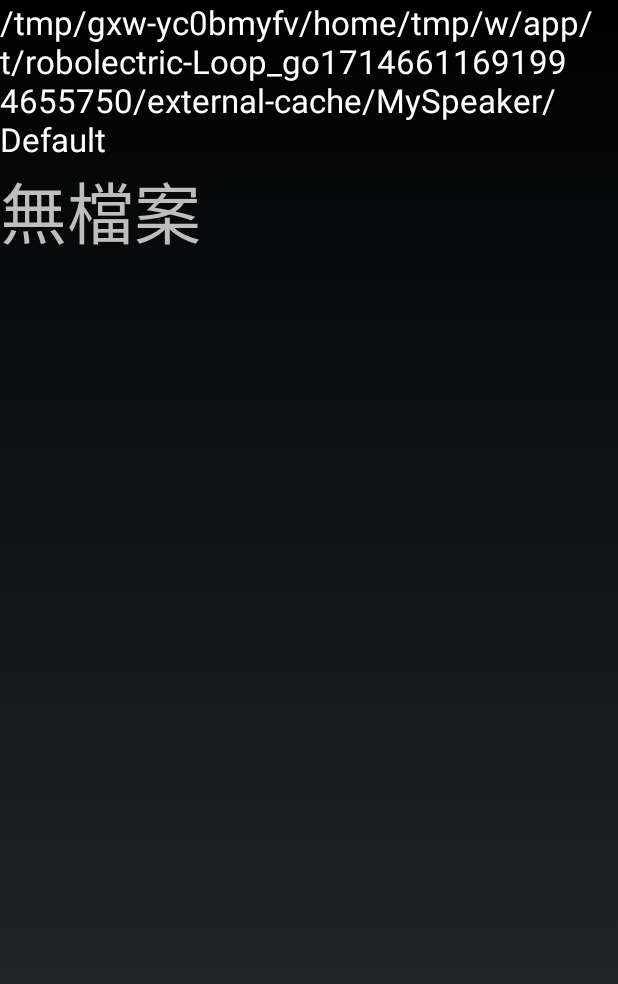
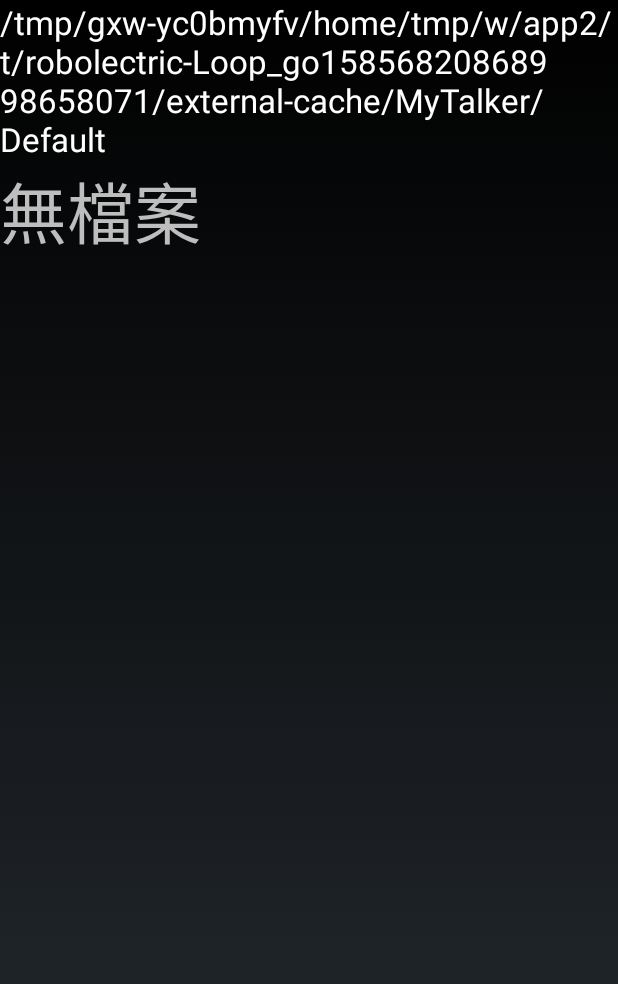
Before and after one commit to msn9110/MyTalker, an Android app: the SpeechMenu screen opened directly, with no data from a screen before it, after a tap on "Default", on a phone screen of 412 x 824 dp. Shown: the top 984 px of the screen. Run offline under Robolectric (Android 15) with nearby library versions, the phone set to English and light mode, and no system bars.

Commit message:
default dir name

```diff
--- a/app/src/main/java/com/example/mytalker/SpeechMenu.java
+++ b/app/src/main/java/com/example/mytalker/SpeechMenu.java
@@ -35,7 +35,7 @@ public class SpeechMenu extends Activity implements AdapterView.OnItemClickListe
     private ListAdapter createListAdapter() {
         List<String> list = new ArrayList<>();
         File sdDir = Environment.getExternalStorageDirectory();
-        File Dir = new File(sdDir, "MySpeaker/");
+        File Dir = new File(sdDir, "MyTalker/");
         this.parentPath = Dir.getPath();
         Log.d(TAG, "根目錄：" + this.parentPath);
         File[] files = Dir.listFiles();
--- a/app/src/main/java/com/example/mytalker/SpeechMode.java
+++ b/app/src/main/java/com/example/mytalker/SpeechMode.java
@@ -69,7 +69,7 @@ public class SpeechMode extends ListActivity implements AdapterView.OnItemClickL
     private ListAdapter createListAdapter() {
         List<String> list = new ArrayList<>();
         File sdDir = Environment.getExternalStorageDirectory();
-        File Dir = new File(sdDir, "MySpeaker/"+path);
+        File Dir = new File(sdDir, "MyTalker/"+path);
         mydir.setText(Dir.getPath());
         this.parentPath = Dir.getPath();
         Log.d(TAG, "根目錄：" + this.parentPath);
--- a/app/src/main/java/com/example/mytalker/WelcomePage.java
+++ b/app/src/main/java/com/example/mytalker/WelcomePage.java
@@ -19,7 +19,7 @@ public class WelcomePage extends Activity{
         setContentView(R.layout.welcome_page);
         goto_startmenu=(Button)findViewById(R.id.btn_goto_start_menu);
 
-        File buildDir = new File(Environment.getExternalStorageDirectory(), "MySpeaker/Default");
+        File buildDir = new File(Environment.getExternalStorageDirectory(), "MyTalker/Default");
         MyFile.mkdirs(buildDir);
 
         goto_startmenu.setOnClickListener(new View.OnClickListener() {
```
